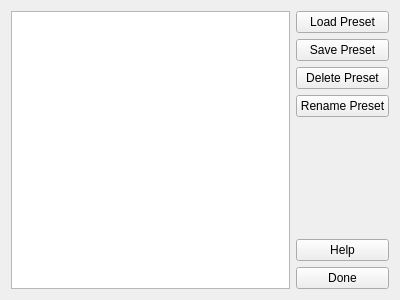
Qt form src/pcot/assets/presets.ui (AU-ExoMars/PCOT) before a commit.
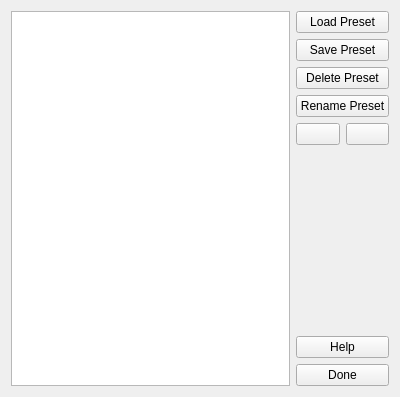
The same form after that commit.

Commit message: preset promote/demote. Preset import written, but not used.

Diff of the .ui file:
```diff
--- a/src/pcot/assets/presets.ui
+++ b/src/pcot/assets/presets.ui
@@ -7,58 +7,72 @@
     <x>0</x>
     <y>0</y>
     <width>400</width>
-    <height>300</height>
+    <height>397</height>
    </rect>
   </property>
   <property name="windowTitle">
    <string>Form</string>
   </property>
   <layout class="QGridLayout" name="gridLayout">
-   <item row="0" column="0" rowspan="7">
+   <item row="0" column="0" rowspan="8">
     <widget class="QListView" name="listView"/>
    </item>
-   <item row="6" column="1">
-    <widget class="QPushButton" name="doneButton">
+   <item row="4" column="1">
+    <widget class="QPushButton" name="upButton">
      <property name="text">
-      <string>Done</string>
+      <string/>
      </property>
     </widget>
    </item>
-   <item row="0" column="1">
+   <item row="4" column="2">
+    <widget class="QPushButton" name="downButton">
+     <property name="text">
+      <string/>
+     </property>
+    </widget>
+   </item>
+   <item row="0" column="1" colspan="2">
     <widget class="QPushButton" name="loadButton">
      <property name="text">
       <string>Load Preset</string>
      </property>
     </widget>
    </item>
-   <item row="2" column="1">
+   <item row="1" column="1" colspan="2">
+    <widget class="QPushButton" name="saveButton">
+     <property name="text">
+      <string>Save Preset</string>
+     </property>
+    </widget>
+   </item>
+   <item row="2" column="1" colspan="2">
     <widget class="QPushButton" name="deleteButton">
      <property name="text">
       <string>Delete Preset</string>
      </property>
     </widget>
    </item>
-   <item row="3" column="1">
+   <item row="3" column="1" colspan="2">
     <widget class="QPushButton" name="renameButton">
      <property name="text">
       <string>Rename Preset</string>
      </property>
     </widget>
    </item>
-   <item row="1" column="1">
-    <widget class="QPushButton" name="saveButton">
-     <property name="text">
-      <string>Save Preset</string>
-     </property>
-    </widget>
-   </item>
-   <item row="5" column="1">
+   <item row="6" column="1" colspan="2">
     <widget class="QPushButton" name="helpButton">
      <property name="text">
       <string>Help</string>
      </property>
     </widget>
    </item>
+   <item row="7" column="1" colspan="2">
+    <widget class="QPushButton" name="doneButton">
+     <property name="text">
+      <string>Done</string>
+     </property>
+    </widget>
+   </item>
   </layout>
  </widget>
  <resources/>
```
Left out of the diff: 4 changed lines with no effect on the pictures. The commit also changes 3 other files.
